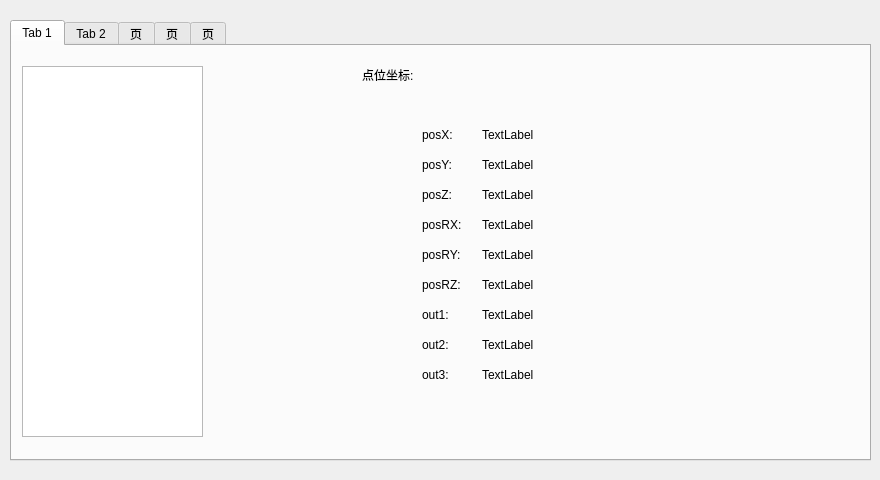
This is checkscandatadlg.ui in qubo188612/qtwelding as Qt 5 draws it before an edit. The edited form follows.
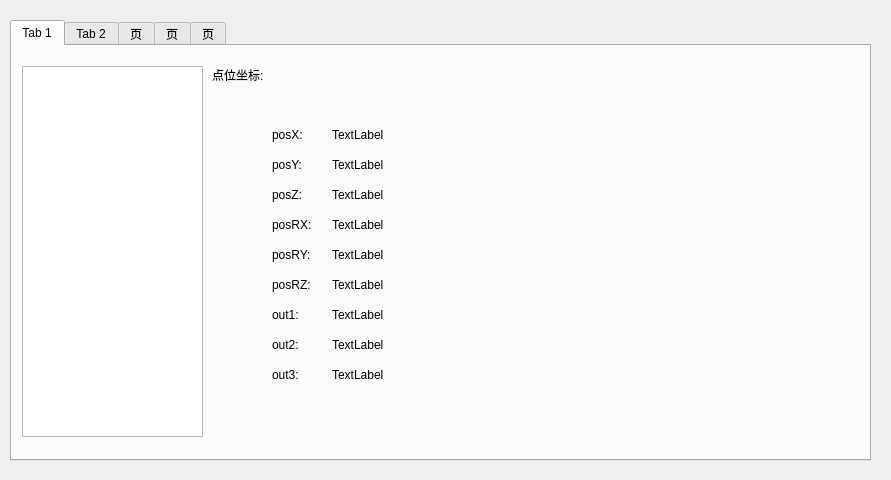
This is the edited form. The open tabs and pages were chosen to show the change. Custom widgets are drawn as their Qt base class.

```diff
--- a/checkscandatadlg.ui
+++ b/checkscandatadlg.ui
@@ -6,7 +6,7 @@
    <rect>
     <x>0</x>
     <y>0</y>
-    <width>880</width>
+    <width>891</width>
     <height>480</height>
    </rect>
   </property>
@@ -32,7 +32,7 @@
     <widget class="QLabel" name="label_9">
      <property name="geometry">
       <rect>
-       <x>350</x>
+       <x>200</x>
        <y>20</y>
        <width>81</width>
        <height>17</height>
@@ -45,7 +45,7 @@
     <widget class="QLabel" name="tab1pointstate">
      <property name="geometry">
       <rect>
-       <x>350</x>
+       <x>200</x>
        <y>50</y>
        <width>261</width>
        <height>17</height>
@@ -68,7 +68,7 @@
     <widget class="QLabel" name="label_3">
      <property name="geometry">
       <rect>
-       <x>410</x>
+       <x>260</x>
        <y>80</y>
        <width>51</width>
        <height>17</height>
@@ -81,7 +81,7 @@
     <widget class="QLabel" name="tab1realposRX">
      <property name="geometry">
       <rect>
-       <x>470</x>
+       <x>320</x>
        <y>170</y>
        <width>91</width>
        <height>17</height>
@@ -94,7 +94,7 @@
     <widget class="QLabel" name="tab1realposZ">
      <property name="geometry">
       <rect>
-       <x>470</x>
+       <x>320</x>
        <y>140</y>
        <width>91</width>
        <height>17</height>
@@ -107,7 +107,7 @@
     <widget class="QLabel" name="tab1realout2">
      <property name="geometry">
       <rect>
-       <x>470</x>
+       <x>320</x>
        <y>290</y>
        <width>91</width>
        <height>17</height>
@@ -120,7 +120,7 @@
     <widget class="QLabel" name="label_4">
      <property name="geometry">
       <rect>
-       <x>410</x>
+       <x>260</x>
        <y>110</y>
        <width>51</width>
        <height>17</height>
@@ -133,7 +133,7 @@
     <widget class="QLabel" name="label_5">
      <property name="geometry">
       <rect>
-       <x>410</x>
+       <x>260</x>
        <y>200</y>
        <width>51</width>
        <height>17</height>
@@ -146,7 +146,7 @@
     <widget class="QLabel" name="tab1realout1">
      <property name="geometry">
       <rect>
-       <x>470</x>
+       <x>320</x>
        <y>260</y>
        <width>91</width>
        <height>17</height>
@@ -159,7 +159,7 @@
     <widget class="QLabel" name="tab1realout3">
      <property name="geometry">
       <rect>
-       <x>470</x>
+       <x>320</x>
        <y>320</y>
        <width>91</width>
        <height>17</height>
@@ -172,7 +172,7 @@
     <widget class="QLabel" name="label_11">
      <property name="geometry">
       <rect>
-       <x>410</x>
+       <x>260</x>
        <y>290</y>
        <width>51</width>
        <height>17</height>
@@ -185,7 +185,7 @@
     <widget class="QLabel" name="tab1realposX">
      <property name="geometry">
       <rect>
-       <x>470</x>
+       <x>320</x>
        <y>80</y>
        <width>91</width>
        <height>17</height>
@@ -198,7 +198,7 @@
     <widget class="QLabel" name="tab1realposRZ">
      <property name="geometry">
       <rect>
-       <x>470</x>
+       <x>320</x>
        <y>230</y>
        <width>91</width>
        <height>17</height>
@@ -211,7 +211,7 @@
     <widget class="QLabel" name="label_6">
      <property name="geometry">
       <rect>
-       <x>410</x>
+       <x>260</x>
        <y>140</y>
        <width>51</width>
        <height>17</height>
@@ -224,7 +224,7 @@
     <widget class="QLabel" name="tab1realposY">
      <property name="geometry">
       <rect>
-       <x>470</x>
+       <x>320</x>
        <y>110</y>
        <width>91</width>
        <height>17</height>
@@ -237,7 +237,7 @@
     <widget class="QLabel" name="label_7">
      <property name="geometry">
       <rect>
-       <x>410</x>
+       <x>260</x>
        <y>170</y>
        <width>51</width>
        <height>17</height>
@@ -250,7 +250,7 @@
     <widget class="QLabel" name="label_10">
      <property name="geometry">
       <rect>
-       <x>410</x>
+       <x>260</x>
        <y>260</y>
        <width>51</width>
        <height>17</height>
@@ -263,7 +263,7 @@
     <widget class="QLabel" name="tab1realposRY">
      <property name="geometry">
       <rect>
-       <x>470</x>
+       <x>320</x>
        <y>200</y>
        <width>91</width>
        <height>17</height>
@@ -276,7 +276,7 @@
     <widget class="QLabel" name="label_12">
      <property name="geometry">
       <rect>
-       <x>410</x>
+       <x>260</x>
        <y>320</y>
        <width>51</width>
        <height>17</height>
@@ -289,7 +289,7 @@
     <widget class="QLabel" name="label_8">
      <property name="geometry">
       <rect>
-       <x>410</x>
+       <x>260</x>
        <y>230</y>
        <width>51</width>
        <height>17</height>
```
Left out of the diff: 2 changed lines with no effect on the pictures.
